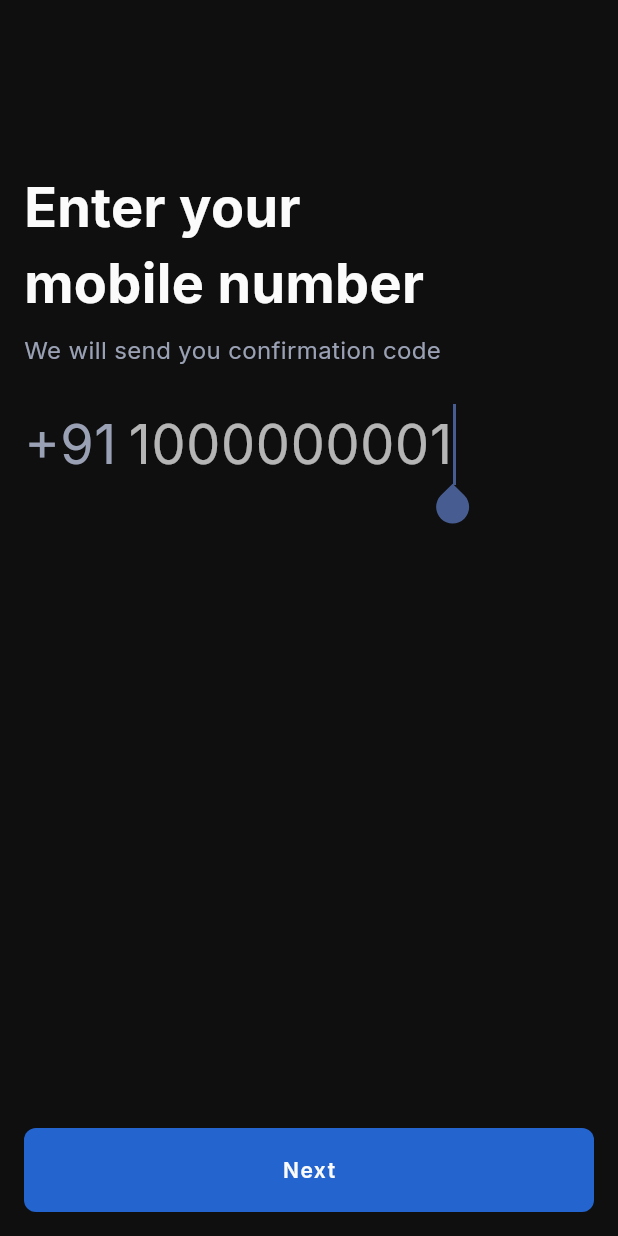
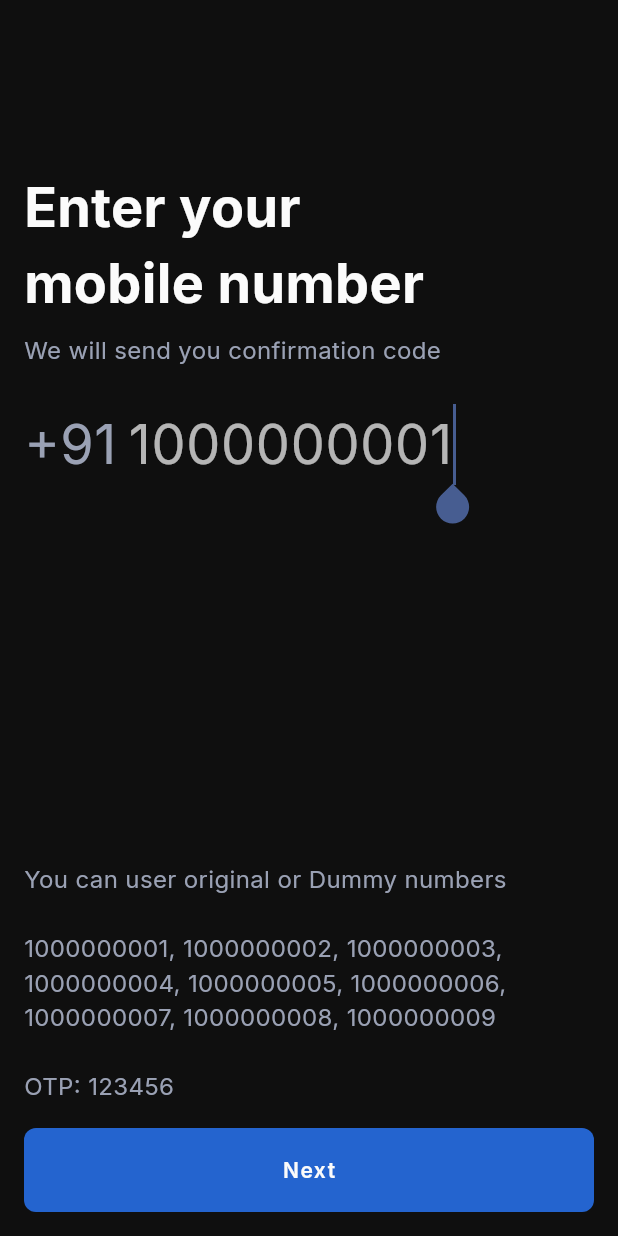
Before and after one commit to MANDARA-M/todo_assignment_mandara, a Flutter app: the LoginScreen screen opened by its route, on a phone screen of 412 x 824 dp. Run offline on Flutter 3.47's test engine with Material 3 defaults, Android fonts, the phone set to English and light mode, and no system bars; our stand-ins replace awesome_snackbar_content, cloud_firestore, confetti, dots_indicator, emoji_picker_flutter, extended_nested_scroll_view and 19 more; missing offline and left inert: boxy, restart; accounts and stored records are empty; project files that could hold a hidden picture were left out.

Commit message:
Dummy numbers added on Login and OTP screen

```diff
--- a/lib/Screens/account/login_screen.dart
+++ b/lib/Screens/account/login_screen.dart
@@ -133,6 +133,8 @@ class _LoginScreenState extends ConsumerState<LoginScreen> with WidgetsBindingOb
             ),
           ),
           Margin.vertical16,
+          dummyNumbers,
+          Margin.vertical16,
           Expanded(flex: 0, child: _bottomButton()),
         ],
       ),
@@ -145,6 +147,10 @@ class _LoginScreenState extends ConsumerState<LoginScreen> with WidgetsBindingOb
 
   Widget _subTitle() {
     return Text(AppLocalizations.of(context)!.wewillsendyouconfirmationcode, style: _theme.ts.extTs16.colorMediumGrey.weightRegular);
+  }
+
+  Widget get dummyNumbers {
+    return Text('You can user original or Dummy numbers \n\n1000000001, 1000000002, 1000000003, 1000000004, 1000000005, 1000000006, 1000000007, 1000000008, 1000000009\n\nOTP: 123456', style: _theme.ts.extTs16.colorMediumGrey.weightRegular);
   }
 
   Widget _numberTextField() {
--- a/lib/Screens/account/otp_screen.dart
+++ b/lib/Screens/account/otp_screen.dart
@@ -153,6 +153,8 @@ class _OTPScreenState extends ConsumerState<OTPScreen> {
             ),
           ),
           Margin.vertical16,
+          dummyNumbers,
+          Margin.vertical16,
           Expanded(flex: 0, child: _bottomButton()),
         ],
       ),
@@ -168,6 +170,10 @@ class _OTPScreenState extends ConsumerState<OTPScreen> {
       '${AppLocalizations.of(context)!.weSentItToNumber} $phoneNumber',
       style: _theme.ts.extTs16.colorMediumGrey.weightMedium,
     );
+  }
+
+  Widget get dummyNumbers {
+    return Text('Dummy OTP: 123456', style: _theme.ts.extTs16.colorMediumGrey.weightRegular);
   }
 
   Widget get timerWidget {
```
